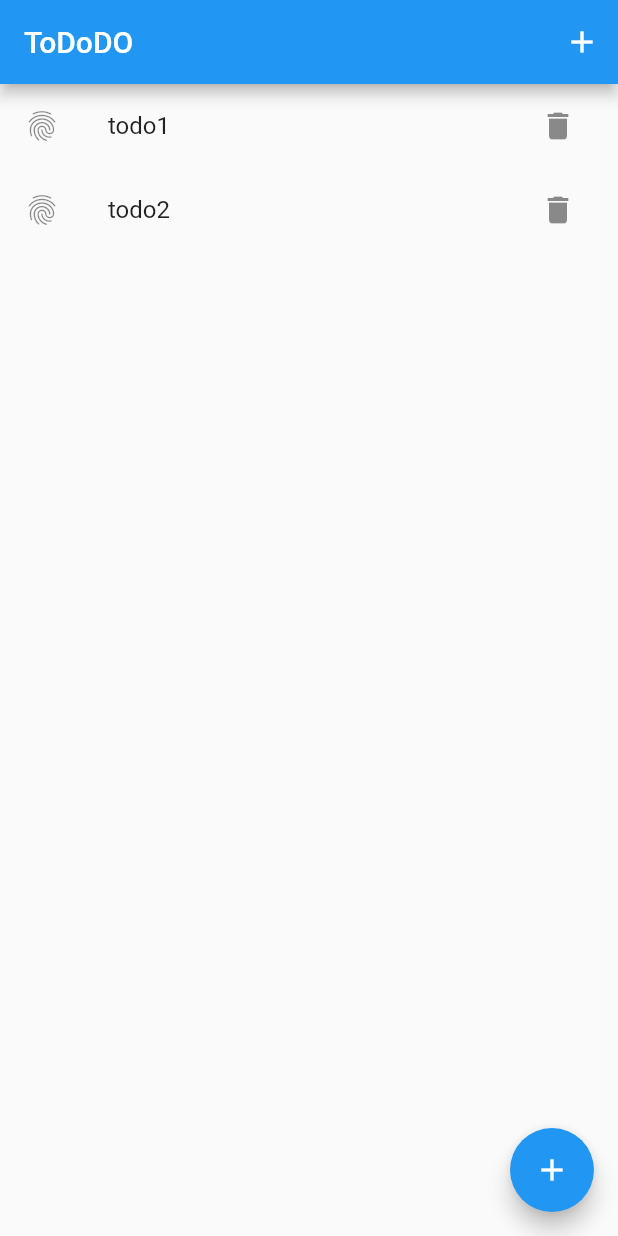
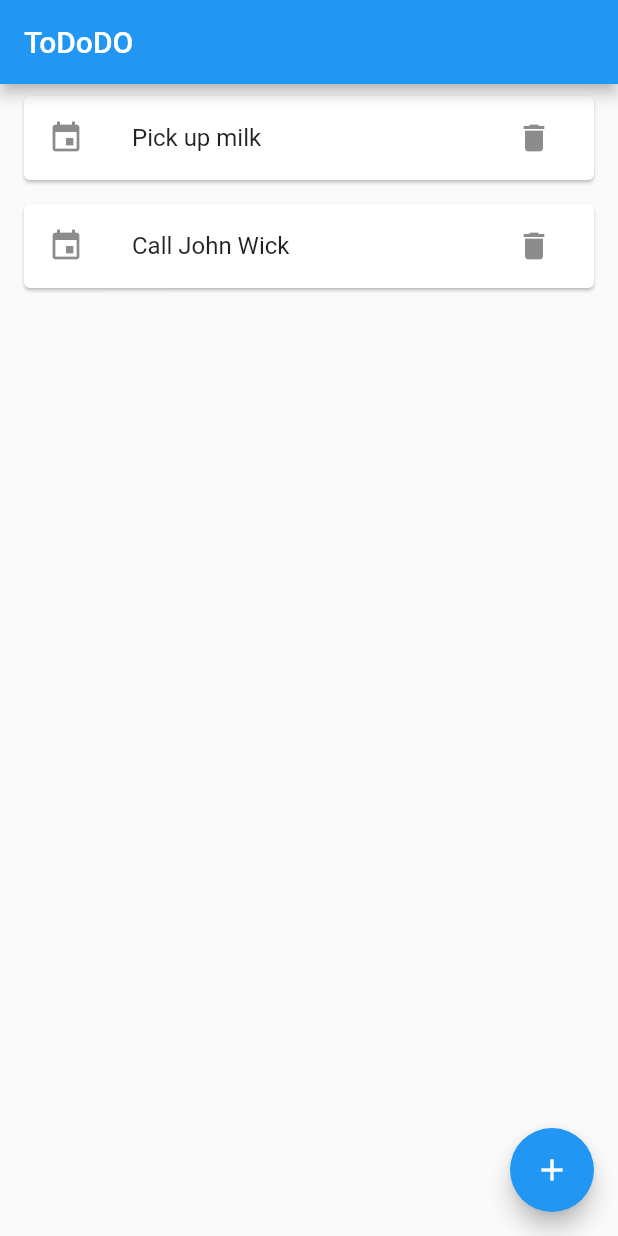
Before and after one commit to prasadsunny1/Tododo, a Flutter app: the screen it shows after launch, on a phone screen of 412 x 824 dp. Run offline on Flutter 3.47's test engine with Material 2 defaults, Android fonts, the light colour scheme and no system bars.

Commit message:
use FAB for creating

```diff
--- a/lib/main.dart
+++ b/lib/main.dart
@@ -3,11 +3,11 @@ import 'package:flutter/material.dart';
 void main() => runApp(MyApp());
 
 class MyApp extends StatelessWidget {
-  final List<String> allTodos = ['todo1', 'todo2'];
+  final List<String> allTodos = ['Pick up milk', 'Call John Wick'];
   @override
   Widget build(BuildContext context) {
     return MaterialApp(
-      title: 'Flutter Demo',
+      title: 'Flutter Todo',
       theme: ThemeData(
         primarySwatch: Colors.blue,
       ),
@@ -29,14 +29,7 @@ class MyHomePage extends StatefulWidget {
 }
 
 class _MyHomePageState extends State<MyHomePage> {
-  int _counter = 0;
   TextEditingController _textFieldController = TextEditingController();
-
-  void _incrementCounter() {
-    setState(() {
-      _counter++;
-    });
-  }
 
   void _deleteTodo(int index) {
     setState(() {
@@ -45,9 +38,7 @@ class _MyHomePageState extends State<MyHomePage> {
   }
 
   void _createTodo(BuildContext context) {
-//open dialog with textfield
     _displayAddTodoDialog(context);
-// save on submit
   }
 
   _displayAddTodoDialog(BuildContext context) async {
@@ -73,6 +64,7 @@ class _MyHomePageState extends State<MyHomePage> {
                   setState(() {
                     widget.todos.add(_textFieldController.text);
                   });
+                  _textFieldController.clear();
                   Navigator.of(context).pop();
                 },
               ),
@@ -111,20 +103,15 @@ class _MyHomePageState extends State<MyHomePage> {
   @override
   Widget build(BuildContext context) {
     return Scaffold(
-      appBar: AppBar(title: Text(widget.title), actions: [
-        IconButton(
-          icon: Icon(Icons.add),
-          onPressed: () {
-            _createTodo(context);
-          },
-        )
-      ]),
+      appBar: AppBar(title: Text(widget.title), actions: []),
       body: ListView.builder(
         itemCount: widget.todos.length,
-        itemBuilder: (context, index) => ListTile(
+        itemBuilder: (context, index) => Card(
+          margin: EdgeInsets.symmetric(horizontal: 16, vertical: 8),
+          child: ListTile(
             // subtitle: Text("Detail"),
             title: Text(widget.todos[index]),
-          leading: Icon(Icons.fingerprint),
+            leading: Icon(Icons.event),
             trailing: IconButton(
               icon: Icon(Icons.delete),
               onPressed: () {
@@ -134,8 +121,11 @@ class _MyHomePageState extends State<MyHomePage> {
             ),
           ),
         ),
+      ),
       floatingActionButton: FloatingActionButton(
-        onPressed: _incrementCounter,
+        onPressed: () {
+          _createTodo(context);
+        },
         tooltip: 'Increment',
         child: Icon(Icons.add),
       ),
```
Lines whose indentation alone changed are shown as unchanged.
